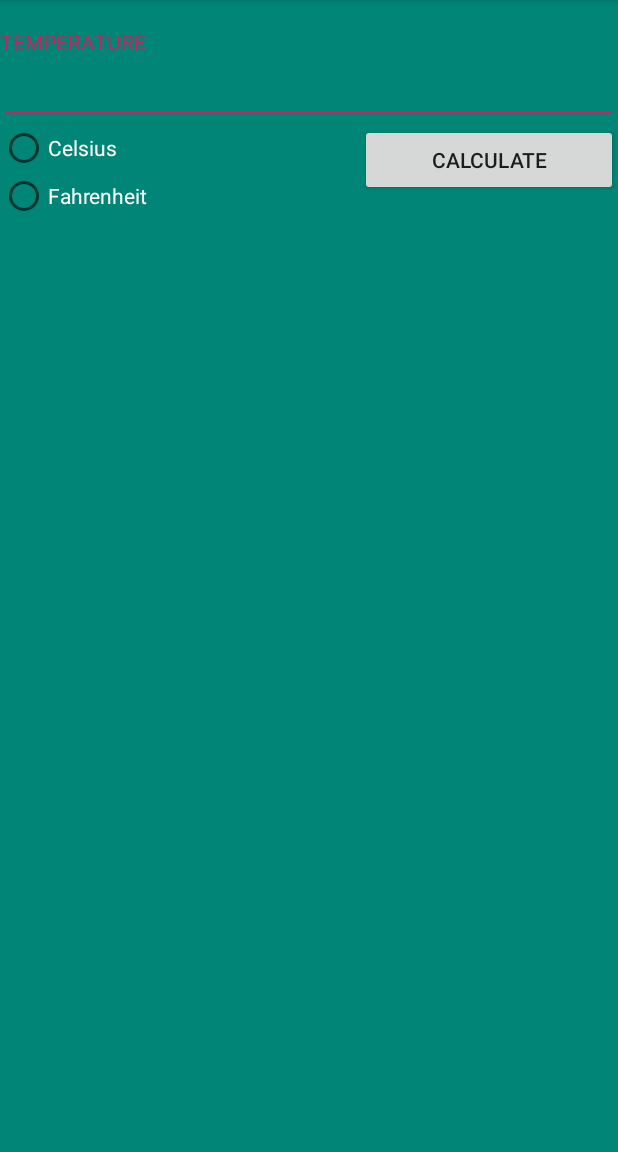
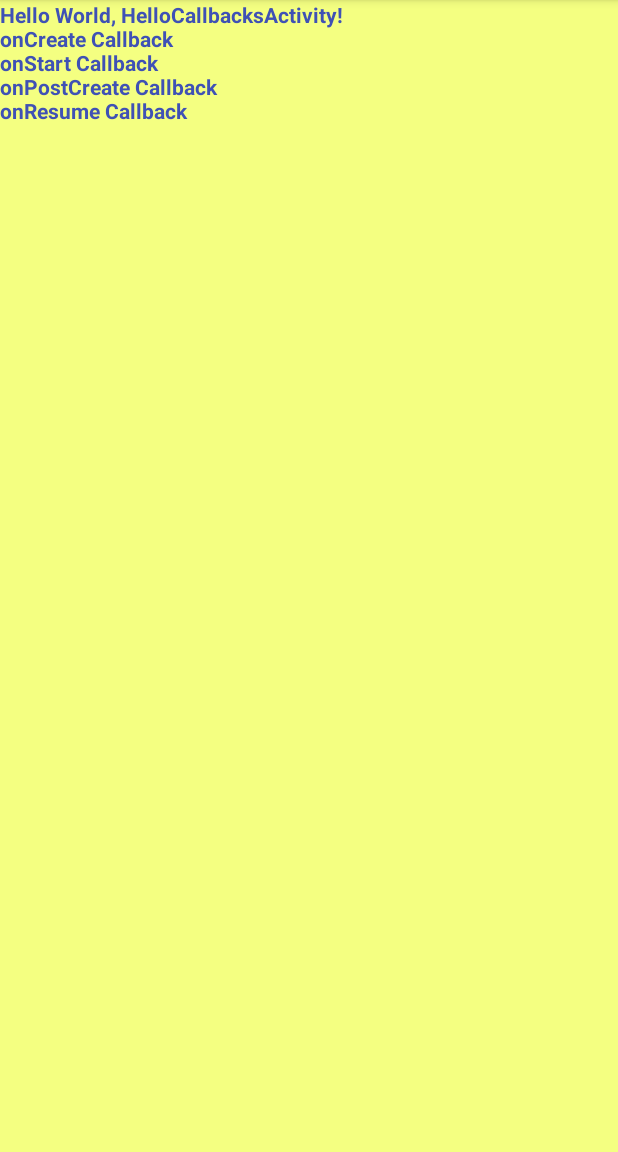
Before and after one commit to sergitrujillo/ItProjectAndroidExecises, an Android app: the screen it shows after launch (TemperatureConverterActivity before the commit, LivecycleActivity after it), on a phone screen of 412 x 824 dp, the part 84-1236 px from its top. Run offline under Robolectric (Android 15) with nearby library versions, the phone set to English and light mode, and no system bars.

Commit message:
Exercise 6. Done

```diff
--- a/app/src/main/AndroidManifest.xml
+++ b/app/src/main/AndroidManifest.xml
@@ -1,6 +1,6 @@
 <?xml version="1.0" encoding="utf-8"?>
 <manifest xmlns:android="http://schemas.android.com/apk/res/android"
-    package="cat.udl.itproject.itsampleapp" >
+    package="cat.udl.itproject.itsampleapp">
 
     <application
         android:allowBackup="true"
@@ -8,8 +8,8 @@
         android:label="@string/app_name"
         android:roundIcon="@mipmap/ic_launcher_round"
         android:supportsRtl="true"
-        android:theme="@style/AppTheme" >
-        <activity android:name=".TemperatureConverterActivity" >
+        android:theme="@style/AppTheme">
+        <activity android:name=".LivecycleActivity">
             <intent-filter>
                 <action android:name="android.intent.action.MAIN" />
 
--- /dev/null
+++ b/app/src/main/java/cat/udl/itproject/itsampleapp/LivecycleActivity.java
@@ -0,0 +1,92 @@
+package cat.udl.itproject.itsampleapp;
+
+import androidx.annotation.NonNull;
+import androidx.annotation.Nullable;
+import androidx.appcompat.app.AppCompatActivity;
+
+import android.os.Bundle;
+import android.widget.TextView;
+
+public class LivecycleActivity extends AppCompatActivity {
+
+
+    private static final String LIVECYCLE_STATE = "LivecycleState";
+    TextView textView=null;
+
+    @Override
+    protected void onCreate(Bundle savedInstanceState) {
+        super.onCreate(savedInstanceState);
+        setContentView(R.layout.activity_livecycle);
+
+        textView = findViewById(R.id.textView);
+
+        if (savedInstanceState == null && textView!=null){
+            textView.append(getString(R.string.onCreateCallback));
+        }
+    }
+
+    @Override
+    protected void onPostCreate(@Nullable Bundle savedInstanceState) {
+        super.onPostCreate(savedInstanceState);
+
+        if (textView!=null){
+            textView.append(getString(R.string.onPostCreateCallback));
+        }
+    }
+
+    @Override
+    protected void onStart() {
+        super.onStart();
+        if (textView!=null){
+            textView.append(getString(R.string.onStartCallback));
+        }
+    }
+
+    @Override
+    protected void onSaveInstanceState(@NonNull Bundle outState) {
+        super.onSaveInstanceState(outState);
+        if (textView!=null){
+            outState.putCharSequence(LIVECYCLE_STATE, textView.getText());
+        }
+    }
+
+    @Override
+    protected void onRestart() {
+        super.onRestart();
+        if (textView!=null){
+            textView.append(getString(R.string.onRestartCallback));
+        }
+    }
+
+    @Override
+    protected void onResume() {
+        super.onResume();
+        if (textView!=null){
+            textView.append(getString(R.string.onResumeCallback));
+        }
+    }
+
+    @Override
+    protected void onPause() {
+        super.onPause();
+        if (textView!=null){
+            textView.append(getString(R.string.onPauseCallback));
+        }
+    }
+
+    @Override
+    protected void onStop() {
+        super.onStop();
+        if (textView!=null){
+            textView.append(getString(R.string.onStopCallback));
+        }
+    }
+
+    @Override
+    protected void onDestroy() {
+        super.onDestroy();
+        if (textView!=null){
+            textView.append(getString(R.string.onDestroyCallback));
+        }
+    }
+}
--- /dev/null
+++ b/app/src/main/res/layout/activity_livecycle.xml
@@ -0,0 +1,20 @@
+<?xml version="1.0" encoding="utf-8"?>
+<RelativeLayout xmlns:android="http://schemas.android.com/apk/res/android"
+    xmlns:app="http://schemas.android.com/apk/res-auto"
+    xmlns:tools="http://schemas.android.com/tools"
+    android:layout_width="match_parent"
+    android:layout_height="match_parent"
+    android:orientation="vertical"
+    android:background="@color/back"
+    >
+    <TextView
+        android:id="@+id/textView"
+        android:layout_width="match_parent"
+        android:layout_height="match_parent"
+        android:textStyle="bold"
+        android:background="@color/textBackColor"
+        android:textColor="@color/textColor"
+        android:text="@string/hello"
+        android:nestedScrollingEnabled="true"/>
+
+</RelativeLayout>
--- a/app/src/main/res/values/colors.xml
+++ b/app/src/main/res/values/colors.xml
@@ -4,4 +4,7 @@
     <color name="colorPrimaryDark">#00574B</color>
     <color name="colorAccent">#D81B60</color>
     <color name="color_white">#FFFFFF</color>
+    <color name="back">#B9F6CA</color>
+    <color name="textBackColor">#F4FF81</color>
+    <color name="textColor">#3F51B5</color>
 </resources>
--- a/app/src/main/res/values/strings.xml
+++ b/app/src/main/res/values/strings.xml
@@ -5,4 +5,13 @@
     <string name="celsius">Celsius</string>
     <string name="fahrenheit">Fahrenheit</string>
     <string name="calculate">Calculate</string>
+    <string name="hello">Hello World, HelloCallbacksActivity!\n</string>
+    <string name="onCreateCallback">onCreate Callback\n</string>
+    <string name="onPostCreateCallback">onPostCreate Callback\n</string>
+    <string name="onStartCallback">onStart Callback\n</string>
+    <string name="onRestartCallback">onRestart Callback\n</string>
+    <string name="onResumeCallback">onResume Callback\n</string>
+    <string name="onPauseCallback">onPause Callback\n</string>
+    <string name="onStopCallback">onStop Callback\n</string>
+    <string name="onDestroyCallback">onDestroy Callback\n</string>
 </resources>
```
